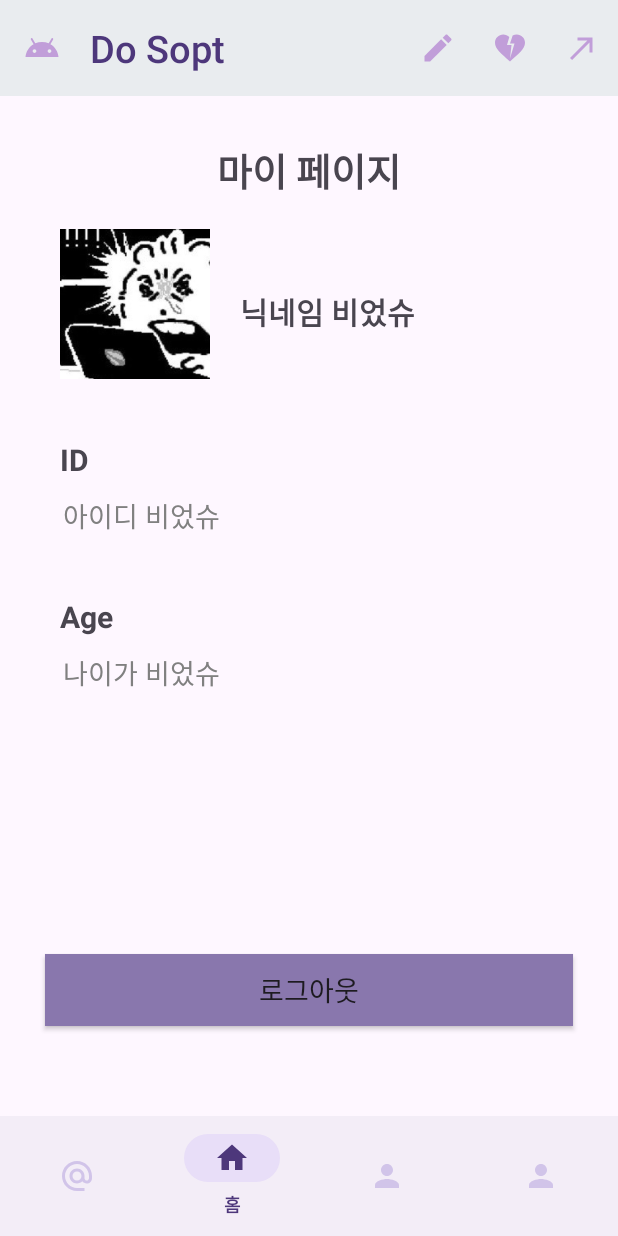
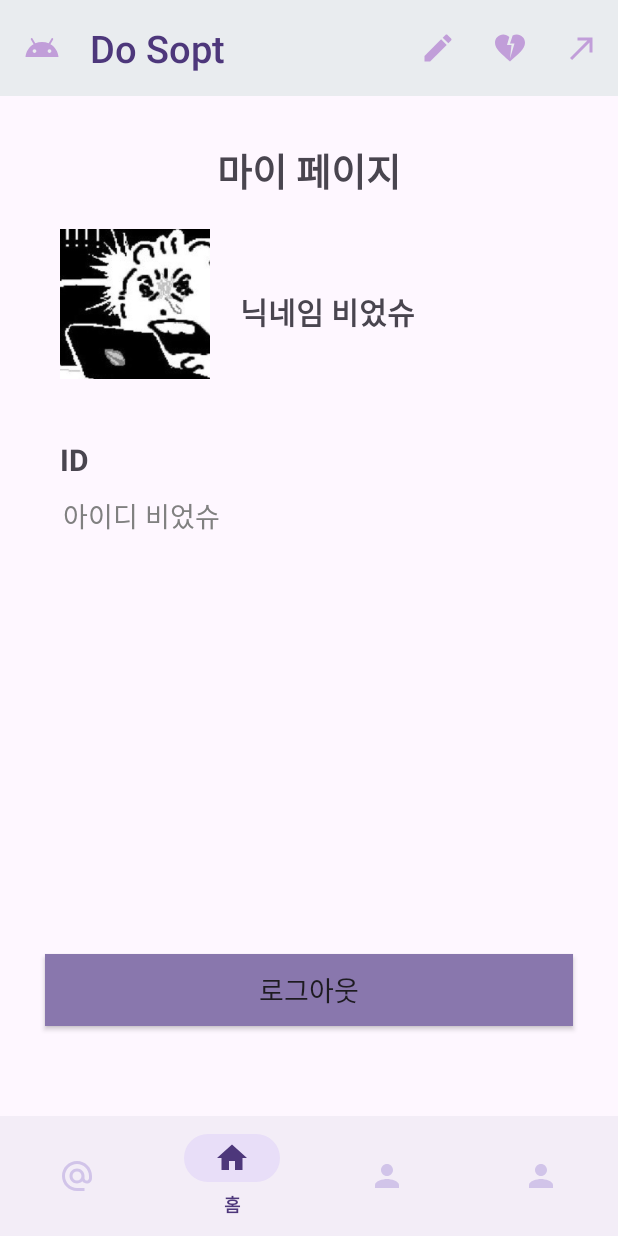
Before and after one commit to DO-SOPT-ANDROID/yuri-kang, an Android app: the fragment MypageFragment placed in its activity, on a phone screen of 412 x 824 dp. Run offline under Robolectric (Android 15) with nearby library versions, the phone set to English and light mode, and no system bars; pictures from the network do not load.

Commit message:
[DELETE/#16] age 주석처리

```diff
--- a/app/src/main/res/layout/fragment_mypage.xml
+++ b/app/src/main/res/layout/fragment_mypage.xml
@@ -68,30 +68,30 @@
         app:layout_constraintStart_toStartOf="parent"
         app:layout_constraintTop_toBottomOf="@id/tv_main_id_title" />
 
-    <TextView
-        android:id="@+id/tv_main_age_title"
-        android:layout_width="0dp"
-        android:layout_height="wrap_content"
-        android:layout_marginStart="40dp"
-        android:layout_marginTop="40dp"
-        android:text="@string/tv_signup_age"
-        android:textSize="20sp"
-        android:textStyle="bold"
-        app:layout_constraintStart_toStartOf="parent"
-        app:layout_constraintTop_toBottomOf="@id/tv_main_id" />
+<!--    <TextView-->
+<!--        android:id="@+id/tv_main_age_title"-->
+<!--        android:layout_width="0dp"-->
+<!--        android:layout_height="wrap_content"-->
+<!--        android:layout_marginStart="40dp"-->
+<!--        android:layout_marginTop="40dp"-->
+<!--        android:text="@string/tv_signup_age"-->
+<!--        android:textSize="20sp"-->
+<!--        android:textStyle="bold"-->
+<!--        app:layout_constraintStart_toStartOf="parent"-->
+<!--        app:layout_constraintTop_toBottomOf="@id/tv_main_id" />-->
 
-    <TextView
-        android:id="@+id/tv_main_age"
-        android:layout_width="0dp"
-        android:layout_height="wrap_content"
-        android:layout_marginHorizontal="42dp"
-        android:layout_marginTop="10dp"
-        android:text="나이가 비었슈"
-        android:textColor="#808080"
-        android:textSize="18sp"
-        app:layout_constraintEnd_toEndOf="parent"
-        app:layout_constraintStart_toStartOf="parent"
-        app:layout_constraintTop_toBottomOf="@id/tv_main_age_title" />
+<!--    <TextView-->
+<!--        android:id="@+id/tv_main_age"-->
+<!--        android:layout_width="0dp"-->
+<!--        android:layout_height="wrap_content"-->
+<!--        android:layout_marginHorizontal="42dp"-->
+<!--        android:layout_marginTop="10dp"-->
+<!--        android:text="나이가 비었슈"-->
+<!--        android:textColor="#808080"-->
+<!--        android:textSize="18sp"-->
+<!--        app:layout_constraintEnd_toEndOf="parent"-->
+<!--        app:layout_constraintStart_toStartOf="parent"-->
+<!--        app:layout_constraintTop_toBottomOf="@id/tv_main_age_title" />-->
 
     <androidx.appcompat.widget.AppCompatButton
         android:id="@+id/btn_main_logout"
```
